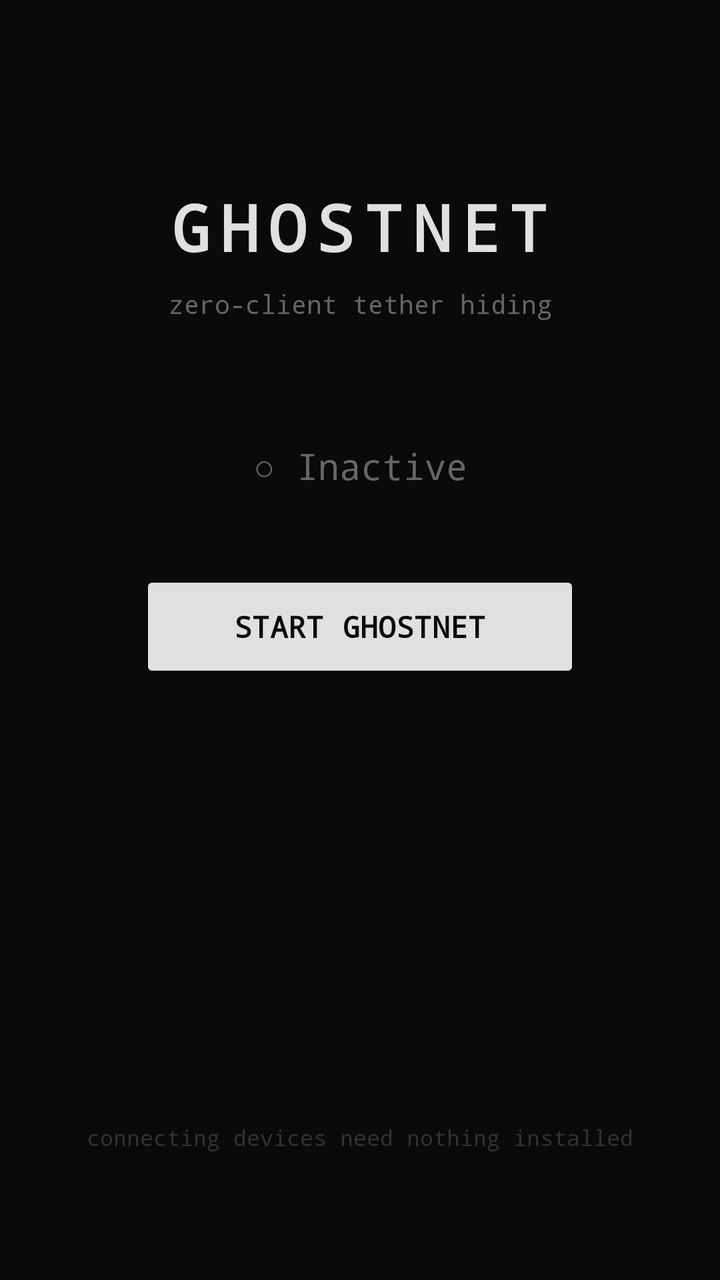
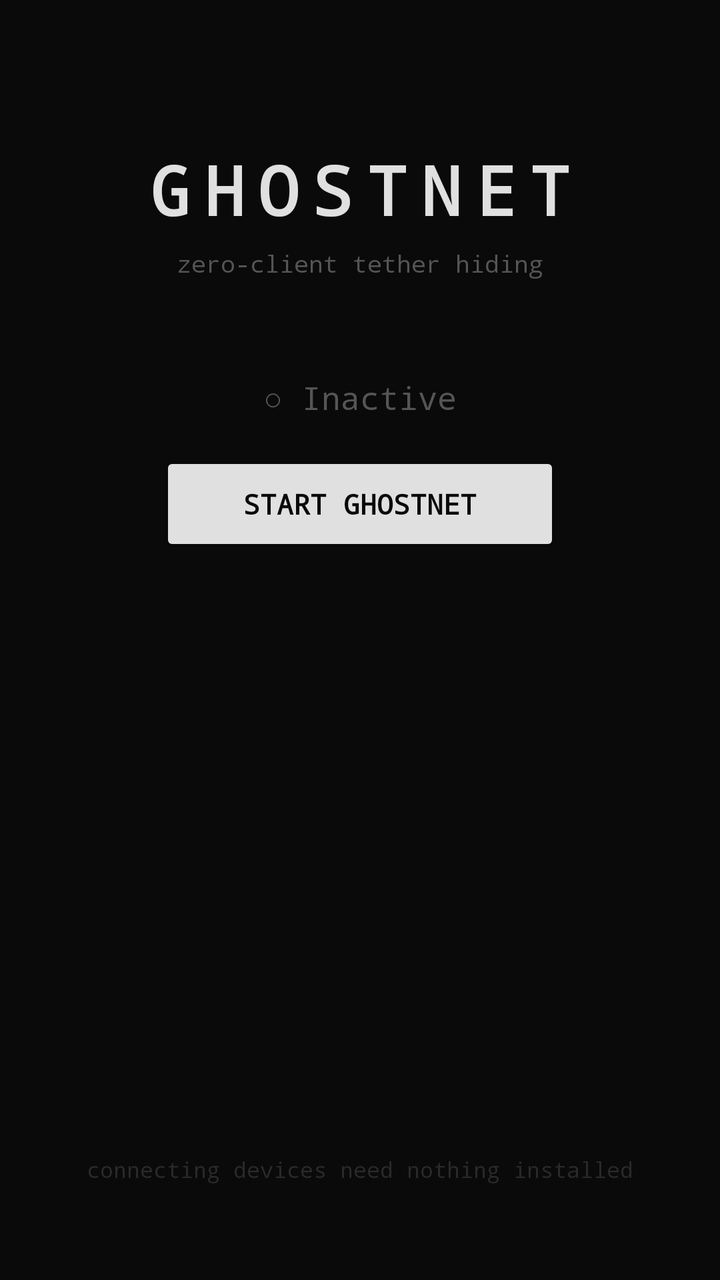

An Android layout rendered at two revisions. The XML below is the earlier revision; the diff shows what the commit changed to produce the second picture.
<!-- AndroidManifest.xml: application theme Theme.GhostNet -->
<!-- res/layout/activity_main.xml -->
<?xml version="1.0" encoding="utf-8"?>
<androidx.constraintlayout.widget.ConstraintLayout
    xmlns:android="http://schemas.android.com/apk/res/android"
    xmlns:app="http://schemas.android.com/apk/res-auto"
    android:layout_width="match_parent"
    android:layout_height="match_parent"
    android:background="#0A0A0A"
    android:padding="32dp">

    <TextView
        android:id="@+id/tvAppName"
        android:layout_width="wrap_content"
        android:layout_height="wrap_content"
        android:text="GHOSTNET"
        android:textColor="#E0E0E0"
        android:textSize="32sp"
        android:textStyle="bold"
        android:letterSpacing="0.15"
        android:fontFamily="monospace"
        app:layout_constraintTop_toTopOf="parent"
        app:layout_constraintStart_toStartOf="parent"
        app:layout_constraintEnd_toEndOf="parent"
        android:layout_marginTop="60dp"/>

    <TextView
        android:id="@+id/tvSubtitle"
        android:layout_width="wrap_content"
        android:layout_height="wrap_content"
        android:text="zero-client tether hiding"
        android:textColor="#666666"
        android:textSize="13sp"
        android:fontFamily="monospace"
        app:layout_constraintTop_toBottomOf="@id/tvAppName"
        app:layout_constraintStart_toStartOf="parent"
        app:layout_constraintEnd_toEndOf="parent"
        android:layout_marginTop="8dp"/>

    <TextView
        android:id="@+id/tvStatus"
        android:layout_width="wrap_content"
        android:layout_height="wrap_content"
        android:text="○ Inactive"
        android:textSize="18sp"
        android:fontFamily="monospace"
        android:textColor="#666666"
        app:layout_constraintTop_toBottomOf="@id/tvSubtitle"
        app:layout_constraintStart_toStartOf="parent"
        app:layout_constraintEnd_toEndOf="parent"
        android:layout_marginTop="60dp"/>

    <Button
        android:id="@+id/btnToggle"
        android:layout_width="220dp"
        android:layout_height="56dp"
        android:text="Start GhostNet"
        android:textColor="#0A0A0A"
        android:backgroundTint="#E0E0E0"
        android:textSize="15sp"
        android:fontFamily="monospace"
        android:textStyle="bold"
        app:layout_constraintTop_toBottomOf="@id/tvStatus"
        app:layout_constraintStart_toStartOf="parent"
        app:layout_constraintEnd_toEndOf="parent"
        android:layout_marginTop="40dp"/>

    <TextView
        android:id="@+id/tvTtlInfo"
        android:layout_width="wrap_content"
        android:layout_height="wrap_content"
        android:text=""
        android:textColor="#444444"
        android:textSize="12sp"
        android:fontFamily="monospace"
        android:gravity="center"
        android:lineSpacingExtra="4dp"
        app:layout_constraintTop_toBottomOf="@id/btnToggle"
        app:layout_constraintStart_toStartOf="parent"
        app:layout_constraintEnd_toEndOf="parent"
        android:layout_marginTop="24dp"/>

    <TextView
        android:id="@+id/tvFooter"
        android:layout_width="wrap_content"
        android:layout_height="wrap_content"
        android:text="connecting devices need nothing installed"
        android:textColor="#333333"
        android:textSize="11sp"
        android:fontFamily="monospace"
        app:layout_constraintBottom_toBottomOf="parent"
        app:layout_constraintStart_toStartOf="parent"
        app:layout_constraintEnd_toEndOf="parent"
        android:layout_marginBottom="32dp"/>

</androidx.constraintlayout.widget.ConstraintLayout>
<!-- resources referenced by this layout -->
<resources>
  <style name="Theme.GhostNet" parent="Theme.MaterialComponents.DayNight.NoActionBar">
          <item name="colorPrimary">#E0E0E0</item>
          <item name="colorPrimaryVariant">#9E9E9E</item>
          <item name="colorOnPrimary">#0A0A0A</item>
          <item name="colorSurface">#0A0A0A</item>
          <item name="android:windowBackground">#0A0A0A</item>
          <item name="android:statusBarColor">#0A0A0A</item>
          <item name="android:navigationBarColor">#0A0A0A</item>
      </style>
</resources>

<!-- the commit's change to res/layout/activity_main.xml (unified diff, before → after) -->
@@ -5,7 +5,7 @@
     android:layout_width="match_parent"
     android:layout_height="match_parent"
     android:background="#0A0A0A"
-    android:padding="32dp">
+    android:padding="24dp">
 
     <TextView
         android:id="@+id/tvAppName"
@@ -13,82 +13,166 @@
         android:layout_height="wrap_content"
         android:text="GHOSTNET"
         android:textColor="#E0E0E0"
-        android:textSize="32sp"
+        android:textSize="34sp"
         android:textStyle="bold"
-        android:letterSpacing="0.15"
+        android:letterSpacing="0.2"
         android:fontFamily="monospace"
         app:layout_constraintTop_toTopOf="parent"
         app:layout_constraintStart_toStartOf="parent"
         app:layout_constraintEnd_toEndOf="parent"
-        android:layout_marginTop="60dp"/>
+        android:layout_marginTop="48dp"/>
 
     <TextView
         android:id="@+id/tvSubtitle"
         android:layout_width="wrap_content"
         android:layout_height="wrap_content"
         android:text="zero-client tether hiding"
-        android:textColor="#666666"
-        android:textSize="13sp"
+        android:textColor="#555555"
+        android:textSize="12sp"
         android:fontFamily="monospace"
         app:layout_constraintTop_toBottomOf="@id/tvAppName"
         app:layout_constraintStart_toStartOf="parent"
         app:layout_constraintEnd_toEndOf="parent"
-        android:layout_marginTop="8dp"/>
+        android:layout_marginTop="6dp"/>
 
     <TextView
         android:id="@+id/tvStatus"
         android:layout_width="wrap_content"
         android:layout_height="wrap_content"
         android:text="○ Inactive"
-        android:textSize="18sp"
+        android:textSize="16sp"
         android:fontFamily="monospace"
-        android:textColor="#666666"
+        android:textColor="#555555"
         app:layout_constraintTop_toBottomOf="@id/tvSubtitle"
         app:layout_constraintStart_toStartOf="parent"
         app:layout_constraintEnd_toEndOf="parent"
-        android:layout_marginTop="60dp"/>
+        android:layout_marginTop="48dp"/>
+
+    <ProgressBar
+        android:id="@+id/progressBar"
+        android:layout_width="32dp"
+        android:layout_height="32dp"
+        android:visibility="gone"
+        app:layout_constraintTop_toBottomOf="@id/tvStatus"
+        app:layout_constraintStart_toStartOf="parent"
+        app:layout_constraintEnd_toEndOf="parent"
+        android:layout_marginTop="16dp"/>
 
     <Button
         android:id="@+id/btnToggle"
-        android:layout_width="220dp"
-        android:layout_height="56dp"
+        android:layout_width="200dp"
+        android:layout_height="52dp"
         android:text="Start GhostNet"
         android:textColor="#0A0A0A"
         android:backgroundTint="#E0E0E0"
-        android:textSize="15sp"
+        android:textSize="14sp"
         android:fontFamily="monospace"
         android:textStyle="bold"
-        app:layout_constraintTop_toBottomOf="@id/tvStatus"
+        app:layout_constraintTop_toBottomOf="@id/progressBar"
         app:layout_constraintStart_toStartOf="parent"
         app:layout_constraintEnd_toEndOf="parent"
-        android:layout_marginTop="40dp"/>
+        android:layout_marginTop="16dp"/>
 
-    <TextView
-        android:id="@+id/tvTtlInfo"
-        android:layout_width="wrap_content"
+    <androidx.cardview.widget.CardView
+        android:id="@+id/statsCard"
+        android:layout_width="0dp"
         android:layout_height="wrap_content"
-        android:text=""
-        android:textColor="#444444"
-        android:textSize="12sp"
-        android:fontFamily="monospace"
-        android:gravity="center"
-        android:lineSpacingExtra="4dp"
+        android:visibility="gone"
+        app:cardBackgroundColor="#141414"
+        app:cardCornerRadius="12dp"
+        app:cardElevation="0dp"
         app:layout_constraintTop_toBottomOf="@id/btnToggle"
         app:layout_constraintStart_toStartOf="parent"
         app:layout_constraintEnd_toEndOf="parent"
-        android:layout_marginTop="24dp"/>
+        android:layout_marginTop="32dp">
+
+        <LinearLayout
+            android:layout_width="match_parent"
+            android:layout_height="wrap_content"
+            android:orientation="vertical"
+            android:padding="20dp">
+
+            <LinearLayout
+                android:layout_width="match_parent"
+                android:layout_height="wrap_content"
+                android:orientation="horizontal">
+
+                <TextView
+                    android:id="@+id/tvBytesIn"
+                    android:layout_width="0dp"
+                    android:layout_height="wrap_content"
+                    android:layout_weight="1"
+                    android:text="↓ 0B"
+                    android:textColor="#4CAF50"
+                    android:textSize="18sp"
+                    android:fontFamily="monospace"
+                    android:textStyle="bold"/>
+
+                <TextView
+                    android:id="@+id/tvBytesOut"
+                    android:layout_width="0dp"
+                    android:layout_height="wrap_content"
+                    android:layout_weight="1"
+                    android:text="↑ 0B"
+                    android:textColor="#2196F3"
+                    android:textSize="18sp"
+                    android:fontFamily="monospace"
+                    android:textStyle="bold"
+                    android:gravity="end"/>
+
+            </LinearLayout>
+
+            <View
+                android:layout_width="match_parent"
+                android:layout_height="1dp"
+                android:background="#1E1E1E"
+                android:layout_marginTop="12dp"
+                android:layout_marginBottom="12dp"/>
+
+            <TextView
+                android:id="@+id/tvPackets"
+                android:layout_width="wrap_content"
+                android:layout_height="wrap_content"
+                android:text="0 packets"
+                android:textColor="#888888"
+                android:textSize="13sp"
+                android:fontFamily="monospace"/>
+
+            <TextView
+                android:id="@+id/tvTtlRewrites"
+                android:layout_width="wrap_content"
+                android:layout_height="wrap_content"
+                android:text="0 TTL rewrites"
+                android:textColor="#888888"
+                android:textSize="13sp"
+                android:fontFamily="monospace"
+                android:layout_marginTop="4dp"/>
+
+            <TextView
+                android:id="@+id/tvUaScrubs"
+                android:layout_width="wrap_content"
+                android:layout_height="wrap_content"
+                android:text="0 UA scrubs"
+                android:textColor="#888888"
+                android:textSize="13sp"
+                android:fontFamily="monospace"
+                android:layout_marginTop="4dp"/>
+
+        </LinearLayout>
+
+    </androidx.cardview.widget.CardView>
 
     <TextView
         android:id="@+id/tvFooter"
         android:layout_width="wrap_content"
         android:layout_height="wrap_content"
         android:text="connecting devices need nothing installed"
-        android:textColor="#333333"
+        android:textColor="#2A2A2A"
         android:textSize="11sp"
         android:fontFamily="monospace"
         app:layout_constraintBottom_toBottomOf="parent"
         app:layout_constraintStart_toStartOf="parent"
         app:layout_constraintEnd_toEndOf="parent"
-        android:layout_marginBottom="32dp"/>
+        android:layout_marginBottom="24dp"/>
 
 </androidx.constraintlayout.widget.ConstraintLayout>
